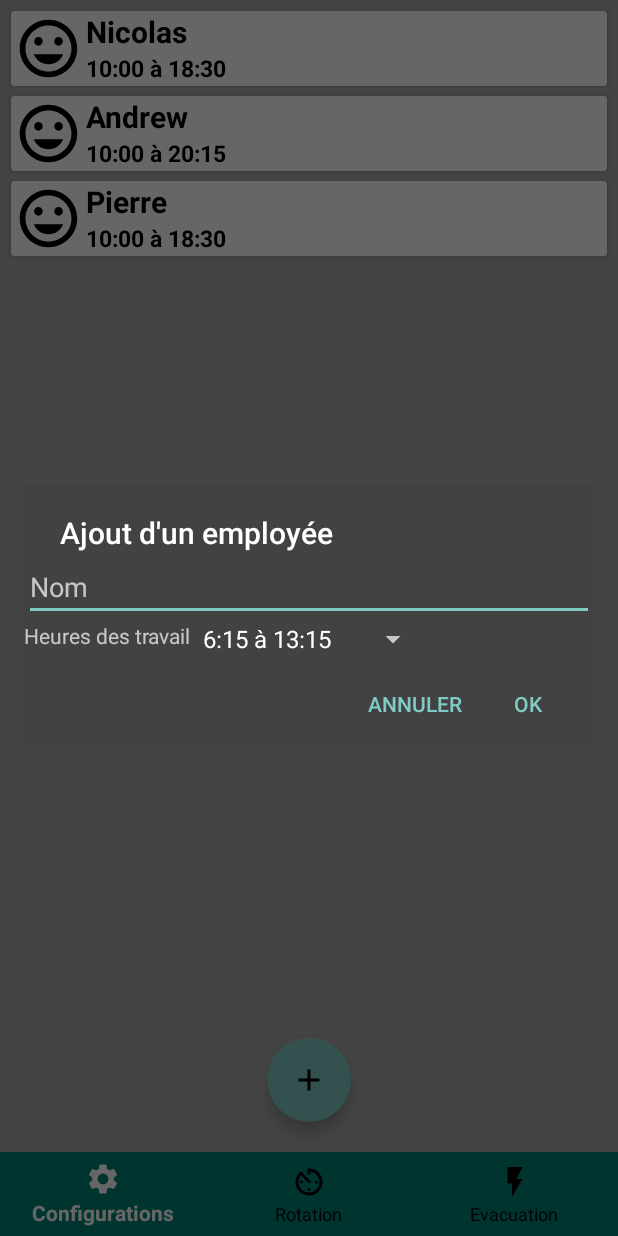
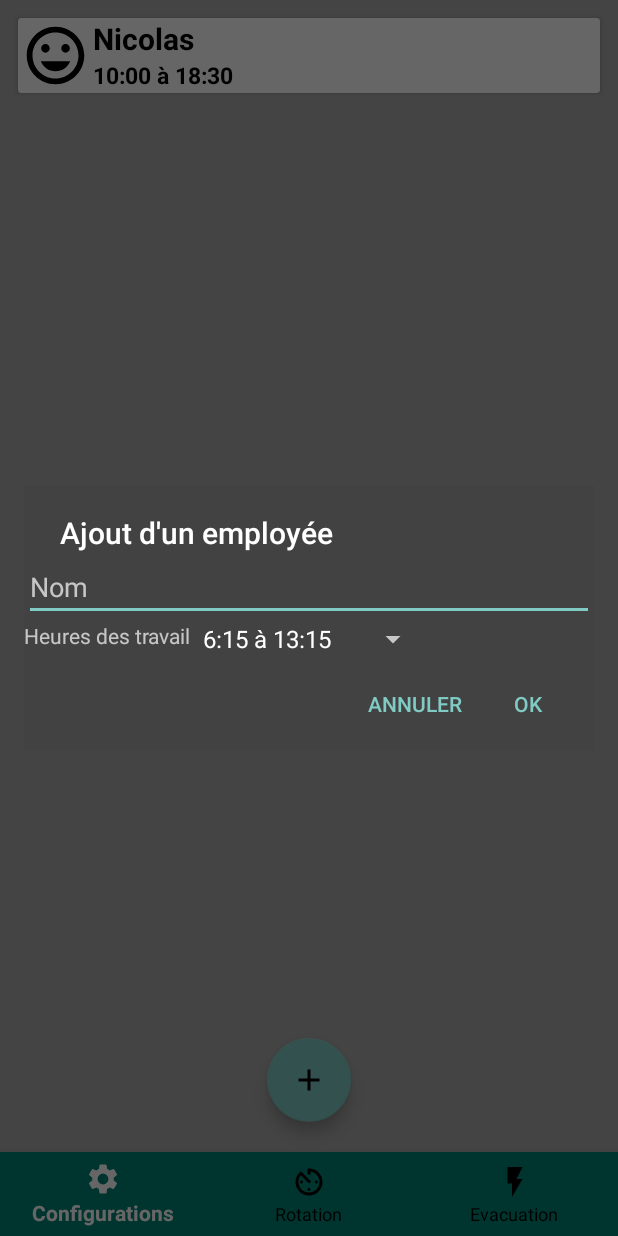
Before and after one commit to NicDN/App-Sauveteur, an Android app: the ConfigurationActivity screen opened directly, with no data from a screen before it, after a tap on an icon or button, on a phone screen of 412 x 824 dp. Run offline under Robolectric (Android 15) with nearby library versions, the phone set to English and light mode, and no system bars.

```diff
--- a/app/src/main/AndroidManifest.xml
+++ b/app/src/main/AndroidManifest.xml
@@ -10,7 +10,9 @@
         android:supportsRtl="true"
         android:theme="@style/Theme.AppCompat.NoActionBar">
         <activity android:name=".Configuration.SelectionDesPostesActivity" />
-        <activity android:name=".Configuration.ConfigurationActivity" />
+        <activity
+            android:name=".Configuration.ConfigurationActivity"
+            android:launchMode="singleInstance"/>
         <activity android:name=".Evacuation.Evacuation" />
         <activity android:name=".Rotations.MainActivity">
             <intent-filter>
--- a/app/src/main/java/com/example/myapplication/Configuration/ConfigurationActivity.java
+++ b/app/src/main/java/com/example/myapplication/Configuration/ConfigurationActivity.java
@@ -25,6 +25,7 @@ public class ConfigurationActivity extends AppCompatActivity {
     private RecyclerView recyclerViewSelectionEmployee;
     private RecyclerView.Adapter adapter;
     private RecyclerView.LayoutManager layoutManager;
+    public ArrayList<ItemSelectionEmployee> selectionEmployeeArraList;
 
     @Override
     protected void onCreate(Bundle savedInstanceState) {
@@ -33,10 +34,19 @@ public class ConfigurationActivity extends AppCompatActivity {
 
         buttonSelectionEmployee=findViewById(R.id.button_ajouterEmployee);
 
+        //Init du recycler view
+        selectionEmployeeArraList=new ArrayList<>();
+        selectionEmployeeArraList.add(new ItemSelectionEmployee(R.drawable.ic_employee,"Nicolas","10:00 à 18:30"));
+        recyclerViewSelectionEmployee=findViewById(R.id.recyclerView_quartsTravail);
+        layoutManager=new LinearLayoutManager(this);
+        adapter=new SelectionEmployeeAdapter(selectionEmployeeArraList);
+        recyclerViewSelectionEmployee.setLayoutManager(layoutManager);
+        recyclerViewSelectionEmployee.setAdapter(adapter);
+
 
         initBarreNavigation();
         initListenerButton();
-        recyclerView();
+//        recyclerView();
     }
 
     private void initListenerButton() {
@@ -46,22 +56,6 @@ public class ConfigurationActivity extends AppCompatActivity {
                 openDialog();
             }
         });
-    }
-
-    private void recyclerView() {
-        ArrayList<ItemSelectionEmployee> selectionEmployeeArraList=new ArrayList<>();
-
-        //C'est ici qu'on ajoute les employées à la journée
-        selectionEmployeeArraList.add(new ItemSelectionEmployee(R.drawable.ic_employee,"Nicolas","10:00 à 18:30"));
-        selectionEmployeeArraList.add(new ItemSelectionEmployee(R.drawable.ic_employee,"Andrew","10:00 à 20:15"));
-        selectionEmployeeArraList.add(new ItemSelectionEmployee(R.drawable.ic_employee,"Pierre","10:00 à 18:30"));
-
-        recyclerViewSelectionEmployee=findViewById(R.id.recyclerView_quartsTravail);
-        layoutManager=new LinearLayoutManager(this);
-        adapter=new SelectionEmployeeAdapter(selectionEmployeeArraList);
-
-        recyclerViewSelectionEmployee.setLayoutManager(layoutManager);
-        recyclerViewSelectionEmployee.setAdapter(adapter);
     }
 
 
@@ -104,4 +98,9 @@ public class ConfigurationActivity extends AppCompatActivity {
         DialogAjouterEmployee dialog=new DialogAjouterEmployee(this);
         dialog.show(getSupportFragmentManager(),"dialog");
     }
+
+    public void updateRecyclerView(String nom, String heuresTravail) {
+        selectionEmployeeArraList.add(new ItemSelectionEmployee(R.drawable.ic_employee,nom,heuresTravail));
+        adapter.notifyDataSetChanged();
+    }
 }
--- a/app/src/main/java/com/example/myapplication/Configuration/DialogAjouterEmployee.java
+++ b/app/src/main/java/com/example/myapplication/Configuration/DialogAjouterEmployee.java
@@ -21,16 +21,19 @@ public class DialogAjouterEmployee extends AppCompatDialogFragment {
     private Spinner spinnerHeuresTravail;
     private Context context_;
 
-    public DialogAjouterEmployee(Context context){
-        context_=context;
+    private ConfigurationActivity configurationActivity;
+
+
+    public DialogAjouterEmployee(Context context) {
+        context_ = context;
     }
 
     @Override
-    public Dialog onCreateDialog(Bundle savedInstanceState){
-        AlertDialog.Builder builder=new AlertDialog.Builder(getActivity());
+    public Dialog onCreateDialog(Bundle savedInstanceState) {
+        AlertDialog.Builder builder = new AlertDialog.Builder(getActivity());
 
-        LayoutInflater inflater=getActivity().getLayoutInflater();
-        View view=inflater.inflate(R.layout.layou_dialog_ajout_employee,null);
+        LayoutInflater inflater = getActivity().getLayoutInflater();
+        View view = inflater.inflate(R.layout.layou_dialog_ajout_employee, null);
 
         builder.setView(view).setTitle("Ajout d'un employée").setNegativeButton("Annuler", new DialogInterface.OnClickListener() {
             @Override
@@ -40,18 +43,32 @@ public class DialogAjouterEmployee extends AppCompatDialogFragment {
         }).setPositiveButton("Ok", new DialogInterface.OnClickListener() {
             @Override
             public void onClick(DialogInterface dialog, int which) {
+                String nom=editTextNom.getText().toString();
+                String heuresTravail=spinnerHeuresTravail.getSelectedItem().toString();
 
+                ((ConfigurationActivity)getActivity()).updateRecyclerView(nom,heuresTravail);
+                //configurationActivity.updateRecyclerView(nom, heuresTravail);
+
+                //Implémenter l'ajout d'un employee dans un cardview
             }
         });
 
-        spinnerHeuresTravail=view.findViewById(R.id.spinner_heures_travail);
-        ArrayAdapter<CharSequence>adapter=ArrayAdapter.createFromResource(context_, R.array.heures_travail,android.R.layout.simple_spinner_item);
-        adapter.setDropDownViewResource(android.R.layout.simple_spinner_dropdown_item);
-        spinnerHeuresTravail.setAdapter(adapter);
+        initSpinner(view);
 
-        editTextNom=view.findViewById(R.id.editText_nom);
+        editTextNom = view.findViewById(R.id.editText_nom);
 
         return builder.create();
     }
 
+    public interface DialogListener{
+
+    }
+
+    public void initSpinner(View view) {
+        spinnerHeuresTravail = view.findViewById(R.id.spinner_heures_travail);
+        ArrayAdapter<CharSequence> adapter = ArrayAdapter.createFromResource(context_, R.array.heures_travail, android.R.layout.simple_spinner_item);
+        adapter.setDropDownViewResource(android.R.layout.simple_spinner_dropdown_item);
+        spinnerHeuresTravail.setAdapter(adapter);
+    }
+
 }
--- a/app/src/main/res/layout/quarts.xml
+++ b/app/src/main/res/layout/quarts.xml
@@ -3,28 +3,32 @@
     xmlns:app="http://schemas.android.com/apk/res-auto"
     android:layout_width="match_parent"
     android:layout_height="wrap_content"
-    android:padding="1dp"
-    android:layout_margin="3dp">
+    android:layout_marginLeft="8dp"
+    android:layout_marginTop="8dp"
+    android:layout_marginRight="8dp"
+    android:layout_marginBottom="8dp"
+    android:padding="1dp">
 
     <RelativeLayout
         android:layout_width="match_parent"
         android:layout_height="match_parent"
         android:background="@android:color/white">
+
         <ImageView
+            android:id="@+id/imageEmployee"
             android:layout_width="50dp"
             android:layout_height="50dp"
-            android:padding="2dp"
-            android:id="@+id/imageEmployee"/>
+            android:padding="2dp" />
 
         <TextView
             android:id="@+id/txtViewNom"
             android:layout_width="wrap_content"
             android:layout_height="wrap_content"
+            android:layout_toEndOf="@+id/imageEmployee"
             android:text="Nom"
             android:textColor="@android:color/black"
             android:textSize="20sp"
-            android:textStyle="bold"
-            android:layout_toEndOf="@+id/imageEmployee"/>
+            android:textStyle="bold" />
 
         <TextView
             android:id="@+id/txtViewHeureTravail"
@@ -32,11 +36,11 @@
             android:layout_height="wrap_content"
             android:layout_below="@+id/txtViewNom"
             android:layout_marginTop="0dp"
+            android:layout_toEndOf="@+id/imageEmployee"
             android:text="Heures de travail"
             android:textColor="@android:color/black"
             android:textSize="15sp"
-            android:textStyle="bold"
-            android:layout_toEndOf="@+id/imageEmployee"/>
+            android:textStyle="bold" />
     </RelativeLayout>
 
 </androidx.cardview.widget.CardView>
```
